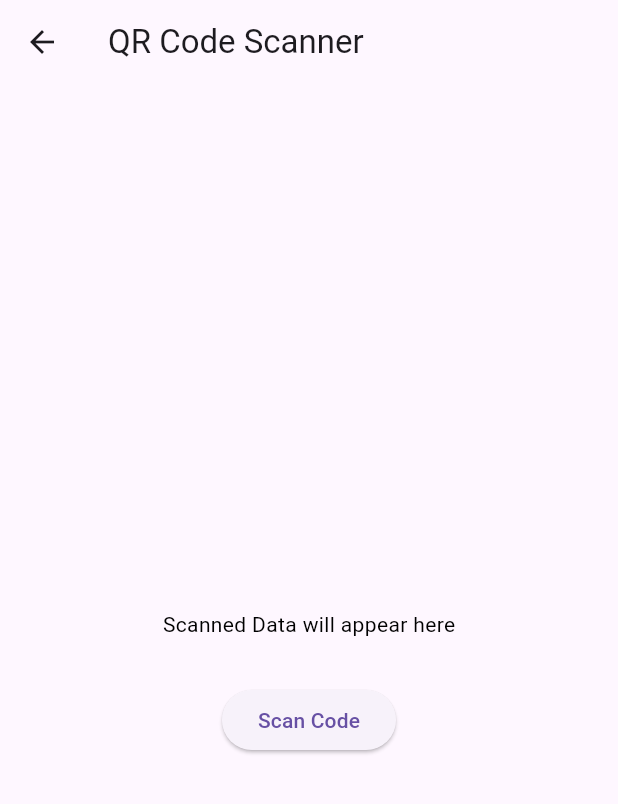
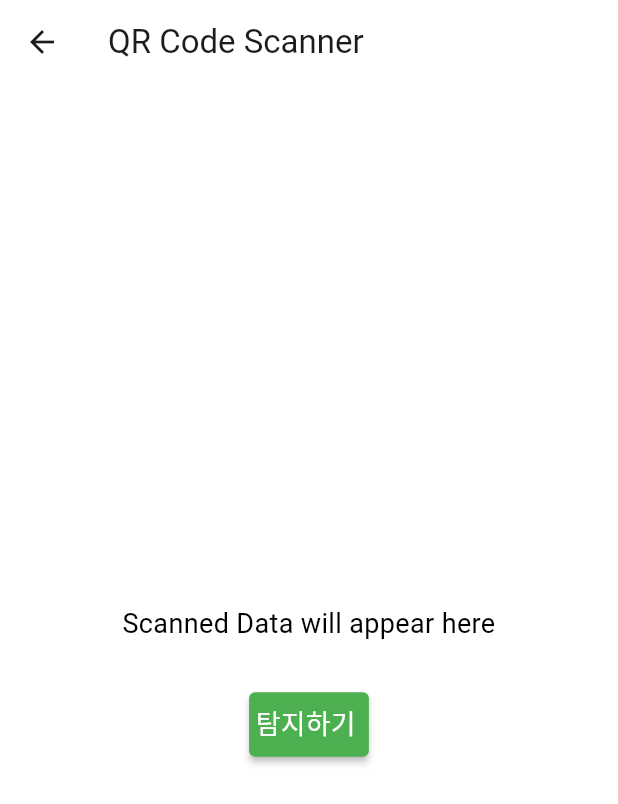
Before and after one commit to Q-Block/Q-Block-FE, a Flutter app: the QrDetectionScreen screen opened directly, on a phone screen of 412 x 824 dp. Shown: the top 804 px of the screen. Run offline on Flutter 3.47's test engine with Material 3 defaults, Android fonts, the phone set to English and light mode, and no system bars; our stand-ins replace flutter_dotenv, geolocator, image_picker, permission_handler; missing offline and left inert: flutter_barcode_scanner, flutter_naver_map, google_mlkit_text_recognition.

Commit message:
qr탐지

```diff
--- a/lib/features/detect/presentation/qr_detection_screen.dart
+++ b/lib/features/detect/presentation/qr_detection_screen.dart
@@ -1,6 +1,8 @@
 import 'package:flutter/material.dart';
 import 'package:flutter/services.dart';
 import 'package:flutter_barcode_scanner/flutter_barcode_scanner.dart';
+import 'package:permission_handler/permission_handler.dart';
+import 'package:qblock_fe/widgets/textbutton.dart';
 
 class QrDetectionScreen extends StatefulWidget {
   const QrDetectionScreen({super.key});
@@ -12,16 +14,53 @@ class QrDetectionScreen extends StatefulWidget {
 class _ScanQRCodeState extends State<QrDetectionScreen> {
   String qrResult = 'Scanned Data will appear here';
 
+  Future<bool> checkCameraPermission() async {
+    var status = await Permission.camera.status;
+    if (status.isDenied || status.isPermanentlyDenied) {
+      // Request permission if not already granted
+      status = await Permission.camera.request();
+    }
+    return status.isGranted; // Return whether permission is granted or not
+  }
+
   Future<void> scanQR() async {
+    bool hasPermission = await checkCameraPermission();
+
+    if (!hasPermission) {
+      setState(() {
+        qrResult = 'Camera permission not granted';
+      });
+      return; // Exit if permission is not granted
+    }
     try {
-      final qrCode = await FlutterBarcodeScanner.scanBarcode('#ff6666', 'Cancel', true, ScanMode.QR);
+      final qrCode = await FlutterBarcodeScanner.scanBarcode(
+          '#ff6666', 'Cancel', true, ScanMode.QR);
+
       if (!mounted) return;
+
       setState(() {
-        this.qrResult = qrCode.toString();
+        if (qrCode == '-1') {
+          qrResult = 'Scan cancelled';
+        } else {
+          qrResult = qrCode;
+        }
       });
-    } on PlatformException {
-      qrResult = 'Fail to read QR Code';
+    } on PlatformException catch (e) {
+      setState(() {
+        qrResult = 'Failed to scan QR Code: ${e.message}';
+      });
+    } catch (e) {
+      setState(() {
+        qrResult = 'An error occurred: $e';
+      });
     }
+  }
+
+  void openLink(String url) {
+    // Implement the logic to open the URL
+    // For example, using url_launcher:
+    // launch(url);
+    print('Opening URL: $url'); // Placeholder for URL opening logic
   }
 
   @override
@@ -29,15 +68,42 @@ class _ScanQRCodeState extends State<QrDetectionScreen> {
     return Scaffold(
       appBar: AppBar(
         title: Text('QR Code Scanner'),
+        backgroundColor: Colors.white,
       ),
+      backgroundColor: Colors.white,
       body: Center(
         child: Column(
           mainAxisAlignment: MainAxisAlignment.center,
           children: [
             SizedBox(height: 30),
-            Text('$qrResult', style: TextStyle(color: Colors.black)),
+            Text(
+              '$qrResult',
+              style: const TextStyle(color: Colors.black, fontSize: 18),
+              textAlign: TextAlign.center,
+            ),
             SizedBox(height: 30),
-            ElevatedButton(onPressed: scanQR, child: Text('Scan Code'))
+            CustomTextButton(
+              label: ' 탐지하기  ',
+              onPressed: scanQR,
+              backgroundColor: Colors.green,
+              pressedBackgroundColor: Colors.white,
+              textColor: Colors.white,
+              pressedTextColor: Colors.black,
+            ),
+            if (qrResult.startsWith('http') ||
+                qrResult.startsWith('www') ||
+                qrResult.startsWith('https'))
+              Padding(
+                padding: const EdgeInsets.only(top: 20),
+                child: CustomTextButton(
+                  label: '  접속하기  ',
+                  onPressed: () => openLink(qrResult),
+                  backgroundColor: Colors.green,
+                  pressedBackgroundColor: Colors.white,
+                  textColor: Colors.white,
+                  pressedTextColor: Colors.black,
+                ),
+              ),
           ],
         ),
       ),
--- a/pubspec.yaml
+++ b/pubspec.yaml
@@ -47,6 +47,7 @@ dependencies:
   cupertino_icons: ^1.0.6
 
   flutter_native_splash: ^2.4.1
+  permission_handler: ^11.3.1
 
 dev_dependencies:
   flutter_test:
```
Also changed, not shown: pubspec.lock, 4 other files.
